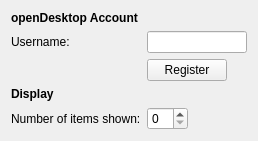
First picture: the form in applets/opendesktop/opendesktopConfig.ui, repository KDE/kdeplasma-addons, before the edit.
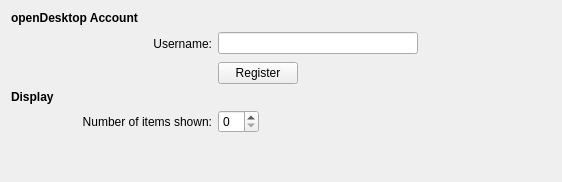
Second picture: the form after the edit. Custom widgets are drawn as their Qt base class.

```diff
--- a/applets/opendesktop/opendesktopConfig.ui
+++ b/applets/opendesktop/opendesktopConfig.ui
@@ -7,14 +7,11 @@
    <rect>
     <x>0</x>
     <y>0</y>
-    <width>244</width>
-    <height>128</height>
+    <width>562</width>
+    <height>182</height>
    </rect>
   </property>
-  <layout class="QFormLayout" name="formLayout">
-   <property name="fieldGrowthPolicy">
-    <enum>QFormLayout::ExpandingFieldsGrow</enum>
-   </property>
+  <layout class="QGridLayout" name="gridLayout">
    <item row="0" column="0" colspan="2">
     <widget class="QLabel" name="label">
      <property name="text">
@@ -23,45 +20,149 @@
     </widget>
    </item>
    <item row="1" column="0">
+    <spacer name="horizontalSpacer">
+     <property name="orientation">
+      <enum>Qt::Horizontal</enum>
+     </property>
+     <property name="sizeType">
+      <enum>QSizePolicy::Fixed</enum>
+     </property>
+     <property name="sizeHint" stdset="0">
+      <size>
+       <width>13</width>
+       <height>25</height>
+      </size>
+     </property>
+    </spacer>
+   </item>
+   <item row="1" column="2">
     <widget class="QLabel" name="label_2">
      <property name="text">
       <string>Username:</string>
      </property>
+     <property name="alignment">
+      <set>Qt::AlignRight|Qt::AlignTrailing|Qt::AlignVCenter</set>
+     </property>
+     <property name="buddy">
+      <cstring>username</cstring>
+     </property>
     </widget>
    </item>
-   <item row="1" column="1">
+   <item row="1" column="3">
     <widget class="KLineEdit" name="username">
      <property name="minimumSize">
       <size>
-       <width>100</width>
+       <width>200</width>
        <height>0</height>
       </size>
      </property>
     </widget>
    </item>
-   <item row="3" column="0">
+   <item row="1" column="4">
+    <spacer name="horizontalSpacer_2">
+     <property name="orientation">
+      <enum>Qt::Horizontal</enum>
+     </property>
+     <property name="sizeHint" stdset="0">
+      <size>
+       <width>105</width>
+       <height>25</height>
+      </size>
+     </property>
+    </spacer>
+   </item>
+   <item row="2" column="0">
+    <spacer name="verticalSpacer">
+     <property name="orientation">
+      <enum>Qt::Vertical</enum>
+     </property>
+     <property name="sizeType">
+      <enum>QSizePolicy::Fixed</enum>
+     </property>
+     <property name="sizeHint" stdset="0">
+      <size>
+       <width>20</width>
+       <height>13</height>
+      </size>
+     </property>
+    </spacer>
+   </item>
+   <item row="2" column="3">
+    <layout class="QHBoxLayout" name="horizontalLayout">
+     <item>
+      <widget class="QPushButton" name="registerButton">
+       <property name="text">
+        <string>Register</string>
+       </property>
+      </widget>
+     </item>
+     <item>
+      <spacer name="horizontalSpacer_3">
+       <property name="orientation">
+        <enum>Qt::Horizontal</enum>
+       </property>
+       <property name="sizeHint" stdset="0">
+        <size>
+         <width>40</width>
+         <height>20</height>
+        </size>
+       </property>
+      </spacer>
+     </item>
+    </layout>
+   </item>
+   <item row="3" column="0" colspan="2">
     <widget class="QLabel" name="label_3">
      <property name="text">
       <string>&lt;b&gt;Display&lt;/b&gt;</string>
      </property>
     </widget>
    </item>
-   <item row="4" column="0">
+   <item row="4" column="1" colspan="2">
     <widget class="QLabel" name="label_4">
      <property name="text">
       <string>Number of items shown:</string>
      </property>
+     <property name="alignment">
+      <set>Qt::AlignRight|Qt::AlignTrailing|Qt::AlignVCenter</set>
+     </property>
+     <property name="buddy">
+      <cstring>maxitems</cstring>
+     </property>
     </widget>
    </item>
-   <item row="4" column="1">
-    <widget class="KIntSpinBox" name="maxitems"/>
+   <item row="4" column="3">
+    <layout class="QHBoxLayout" name="horizontalLayout_2">
+     <item>
+      <widget class="KIntSpinBox" name="maxitems"/>
+     </item>
+     <item>
+      <spacer name="horizontalSpacer_4">
+       <property name="orientation">
+        <enum>Qt::Horizontal</enum>
+       </property>
+       <property name="sizeHint" stdset="0">
+        <size>
+         <width>40</width>
+         <height>20</height>
+        </size>
+       </property>
+      </spacer>
+     </item>
+    </layout>
    </item>
-   <item row="2" column="1">
-    <widget class="QPushButton" name="registerButton">
-     <property name="text">
-      <string>Register</string>
+   <item row="5" column="2">
+    <spacer name="verticalSpacer_2">
+     <property name="orientation">
+      <enum>Qt::Vertical</enum>
      </property>
-    </widget>
+     <property name="sizeHint" stdset="0">
+      <size>
+       <width>68</width>
+       <height>28</height>
+      </size>
+     </property>
+    </spacer>
    </item>
   </layout>
  </widget>
```
